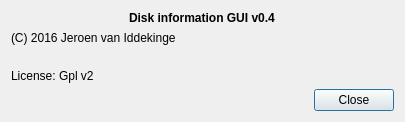
Qt form ui/about.ui (iddekingej/blgui) before a commit.
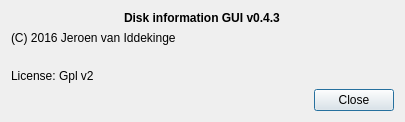
The same form after that commit.

```diff
--- a/ui/about.ui
+++ b/ui/about.ui
@@ -29,7 +29,7 @@
       </font>
      </property>
      <property name="text">
-      <string>Disk information GUI v0.4</string>
+      <string>Disk information GUI v0.4.3</string>
      </property>
     </widget>
    </item>
```
